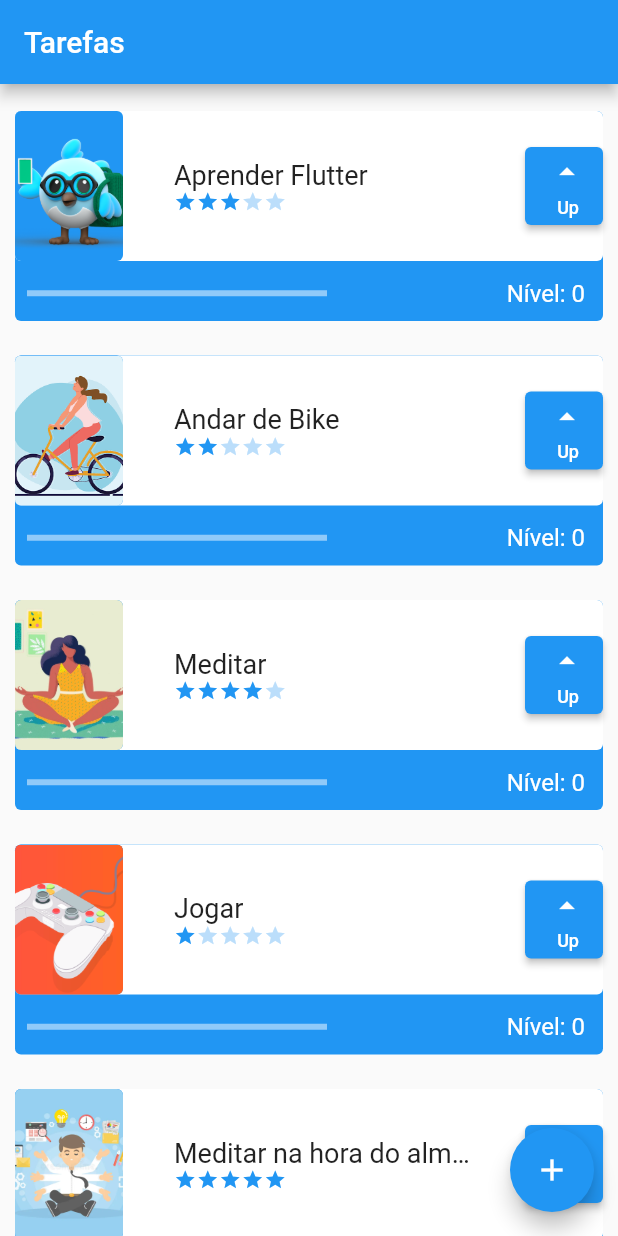
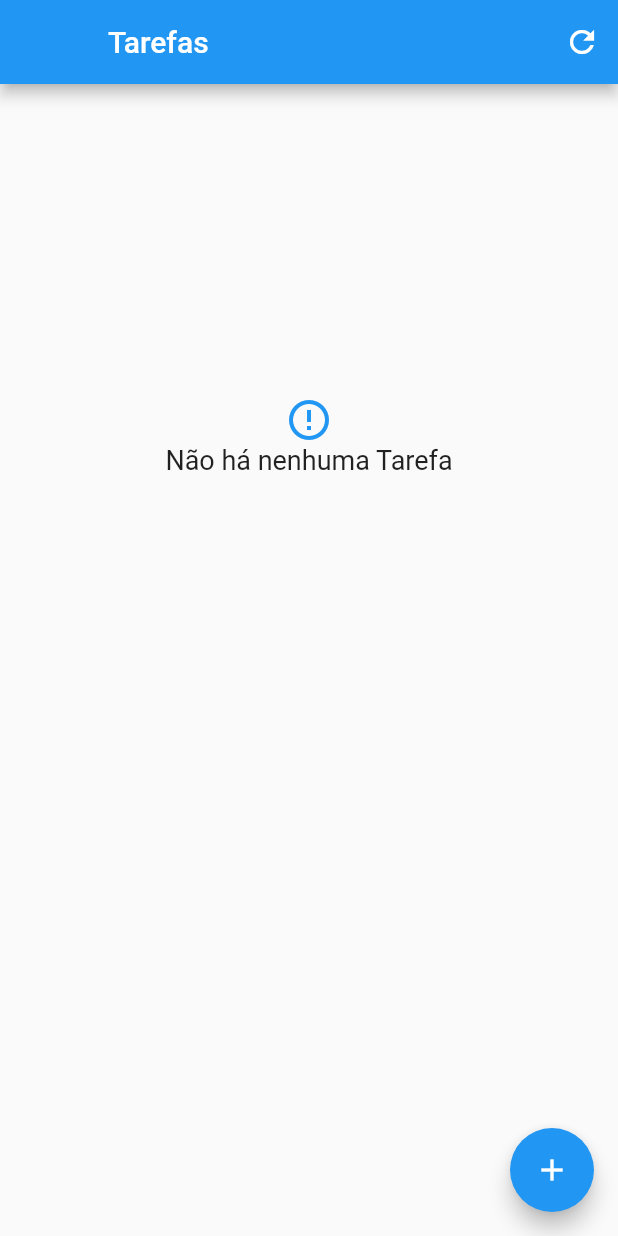
Before and after one commit to eoliverdev/flutter_WidgetsStatelessStatefulImagensAnimacoes, a Flutter app: the screen it shows after launch, on a phone screen of 412 x 824 dp. Run offline on Flutter 3.47's test engine with Material 2 defaults, Android fonts, the phone set to English and light mode, and no system bars; our stand-ins replace sqflite; accounts and stored records are empty.

Commit message:
Flutter - Aplicando persistência de dados

```diff
--- a/lib/components/task.dart
+++ b/lib/components/task.dart
@@ -1,15 +1,16 @@
 import 'package:first_project/components/difficulty.dart';
+import 'package:first_project/data/task_dao.dart';
 import 'package:flutter/material.dart';
 
 
 class Task extends StatefulWidget {
-  final String nome;
-  final String foto;
-  final int dificuldade;
+  final String name;
+  final String image;
+  final int difficulty;
 
-  Task(this.nome, this.foto, this.dificuldade, {super.key});
+  Task(this.name, this.image, this.difficulty, {super.key});
 
-  int nivel = 0;
+  int level = 0;
 
   @override
   State<Task> createState() => _TaskState();
@@ -18,7 +19,7 @@
 class _TaskState extends State<Task> {
 
   bool assetOrNetwork(){
-    if(widget.foto.contains('http')){
+    if(widget.image.contains('http')){
       return false;
     }
     return true;
@@ -58,10 +59,10 @@
                         child: ClipRRect(
                           borderRadius: BorderRadius.circular(4),
                           child: (assetOrNetwork()) ? Image.asset(
-                              widget.foto,
+                              widget.image,
                               fit: BoxFit.cover
                           ) : Image.network(
-                              widget.foto,
+                              widget.image,
                               fit: BoxFit.cover
                           ),
                         ),
@@ -73,19 +74,24 @@
                           SizedBox(
                             width: 200,
                             child: Text(
-                              widget.nome,
+                              widget.name,
                               style: const TextStyle(fontSize: 18, overflow: TextOverflow.ellipsis),
                             ),
                           ),
-                          Difficulty(difficultyLevel: widget.dificuldade),
+                          Difficulty(difficultyLevel: widget.difficulty),
                         ],
                       ),
                       SizedBox(
                         height: 52,
                         width: 52,
-                        child: ElevatedButton(onPressed: (){
+                        child: ElevatedButton(
+                        onLongPress: (){
+                          TaskDao().delete(widget.name);
+                          print('Excluiu!');
+                        },
+                        onPressed: (){
                           setState(() {
-                            widget.nivel++;
+                            widget.level++;
                           });
                         }, child: const Column(
                           mainAxisAlignment: MainAxisAlignment.spaceEvenly,
@@ -107,14 +113,14 @@
                       width: 200,
                       child: LinearProgressIndicator(
                         color: Colors.white,
-                        value: (widget.dificuldade > 0 ) ? (widget.nivel/widget.dificuldade)/10 : 1,
+                        value: (widget.difficulty > 0 ) ? (widget.level/widget.difficulty)/10 : 1,
                       ),
                     ),
                   ),
                   Padding(
                     padding: const EdgeInsets.all(12),
                     child: Text(
-                      'Nível: ${widget.nivel}',
+                      'Nível: ${widget.level}',
                       style: const TextStyle(color: Colors.white, fontSize: 16),
                     ),
                   ),
--- /dev/null
+++ b/lib/data/task_dao.dart
@@ -0,0 +1,74 @@
+import 'package:first_project/components/task.dart';
+import 'package:first_project/data/database.dart';
+import 'package:sqflite/sqflite.dart';
+
+class TaskDao{
+  static const String _tablename = 'taskTable';
+  static const String _name = 'name';
+  static const String _difficulty = 'difficulty';
+  static const String _image = 'image';
+
+  static const String tableSql = 'CREATE TABLE $_tablename('
+      '$_name TEXT, '
+      '$_difficulty INTEGER, '
+      '$_image TEXT)';
+
+  List<Task> toList(List<Map<String,dynamic>> tasksMap){
+    print('Convertendo to list');
+    final List<Task> tasks = [];
+    for (Map<String,dynamic> row in tasksMap){
+      final Task task = Task(row[_name], row[_image], row[_difficulty]);
+      tasks.add(task);
+    }
+    print('Lista de tarefas ${tasks.toString()}');
+    return tasks;
+  }
+
+  Map<String, dynamic> toMap(Task task){
+    print('Convertendo tarefa em map');
+    final Map<String,dynamic> taskMap = Map();
+    taskMap[_name] = task.name;
+    taskMap[_difficulty] = task.difficulty;
+    taskMap[_image] = task.image;
+    print('Mapa de tarefas: $taskMap');
+    return taskMap;
+  }
+  //CREATE AND UPDATE
+  save(Task task) async{
+    print('Iniciando o save');
+    final Database database = await getDatabase();
+    var itemExists = await find(task.name);
+    Map<String,dynamic> taskMap = toMap(task);
+    if(itemExists.isEmpty){
+      print('A tarefa não existe');
+      return await database.insert(_tablename, taskMap);
+    }else{
+      print('A tarefa já existe');
+      return await database.update(_tablename, taskMap, where: '$_name =?',whereArgs: [task.name]);
+    }
+  }
+
+  //READ
+  Future<List<Task>> findAll() async{
+    print('Acessando o findAll');
+    final Database database = await getDatabase();
+    final List<Map<String,dynamic>> result = await database.query(_tablename);
+    print('Procurando dados no banco. Encontrado: ${toList(result)}');
+    return toList(result);
+  }
+
+  Future<List<Task>> find(String taskName) async{
+    print('Acessando o find');
+    final Database database = await getDatabase();
+    final List<Map<String,dynamic>> result = await database.query(_tablename, where: '$_name = ?', whereArgs: [taskName]);
+    print('Tarefa encontrada. ${toList(result)}');
+    return toList(result);
+  }
+
+  //DELETE
+  delete(String taskName) async{
+    print('Exluindo tarefa: $taskName');
+    final Database database = await getDatabase();
+    return database.delete(_tablename, where: '$_name = ?', whereArgs: [taskName]);
+  }
+}
--- a/lib/screens/initial_screen.dart
+++ b/lib/screens/initial_screen.dart
@@ -1,5 +1,5 @@
 import 'package:first_project/components/task.dart';
-import 'package:first_project/data/task_inherited.dart';
+import 'package:first_project/data/task_dao.dart';
 import 'package:first_project/screens/form_screen.dart';
 import 'package:flutter/material.dart';
 
@@ -16,18 +16,76 @@
   Widget build(BuildContext context) {
     return Scaffold(
       appBar: AppBar(
+        leading: Container(),
+        actions: [
+          IconButton(onPressed: (){setState((){});}, icon: const Icon(Icons.refresh))
+        ],
         title: const Text('Tarefas'),
       ),
-      body: ListView(
-        children: TaskInherited.of(context).taskList,
-        padding: EdgeInsets.only(top:8, bottom: 70),
+      body: Padding(
+          padding: const EdgeInsets.only(top:8, bottom: 70),
+          child: FutureBuilder<List<Task>>(future: TaskDao().findAll(), builder: (context, snapshot){
+            List<Task>? items = snapshot.data;
+            switch(snapshot.connectionState){
+              case ConnectionState.none:
+                return const Center(
+                  child: Column(
+                    children: [
+                      CircularProgressIndicator(),
+                      Text('Carregando...')
+                    ],
+                  ),
+                );
+              case ConnectionState.waiting:
+                return const Center(
+                  child: Column(
+                    children: [
+                      CircularProgressIndicator(),
+                      Text('Carregando...')
+                    ],
+                  ),
+                );
+              case ConnectionState.active:
+                return const Center(
+                  child: Column(
+                    children: [
+                      CircularProgressIndicator(),
+                      Text('Carregando...')
+                    ],
+                  ),
+                );
+              case ConnectionState.done:
+                if(snapshot.hasData && items != null){
+                  if(items.isNotEmpty){
+                    return ListView.builder(itemCount: items.length, itemBuilder: (BuildContext context, int index){
+                      final Task task = items[index];
+                      return task;
+                    });
+                  }
+                  return const Center(
+                      child: Column(
+                          children: [
+                            SizedBox(width: 250, height: 200,),
+                            Icon(Icons.error_outline, size: 32, color: Colors.blue,),
+                            Text('Não há nenhuma Tarefa', style: TextStyle(fontSize: 18))
+                          ]
+                      )
+                  );
+                }
+                return const Text('Erro ao carregar Tarefas');
+            }
+            return const Text('Erro desconhecido ao carregar Tarefas');
+
+          }),
       ),
       floatingActionButton: FloatingActionButton(
           onPressed: (){
             Navigator.push(context, MaterialPageRoute(
                 builder: (contextNew) => FormScreen(taskContext: context),
               ),
-            );
+            ).then((value) => setState(() {
+              print('Recarregando a tela inicial');
+            }));
           },
           child: const Icon(Icons.add)
       ),
--- a/pubspec.yaml
+++ b/pubspec.yaml
@@ -35,6 +35,7 @@
   # The following adds the Cupertino Icons font to your application.
   # Use with the CupertinoIcons class for iOS style icons.
   cupertino_icons: ^1.0.2
+  sqflite: ^2.0.3+1
 
 dev_dependencies:
   flutter_test:
```
Also changed, not shown: lib/data/database.dart (added, +10 -0 lines), lib/screens/form_screen.dart (+3 -4 lines), pubspec.lock, 3 other files.
